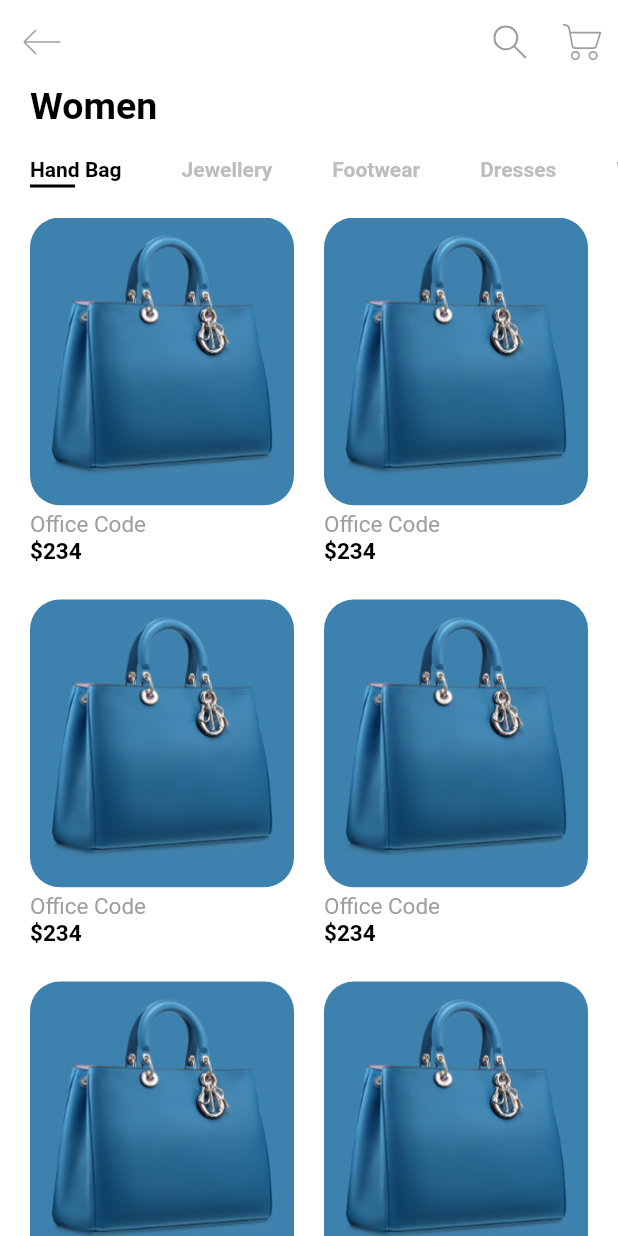
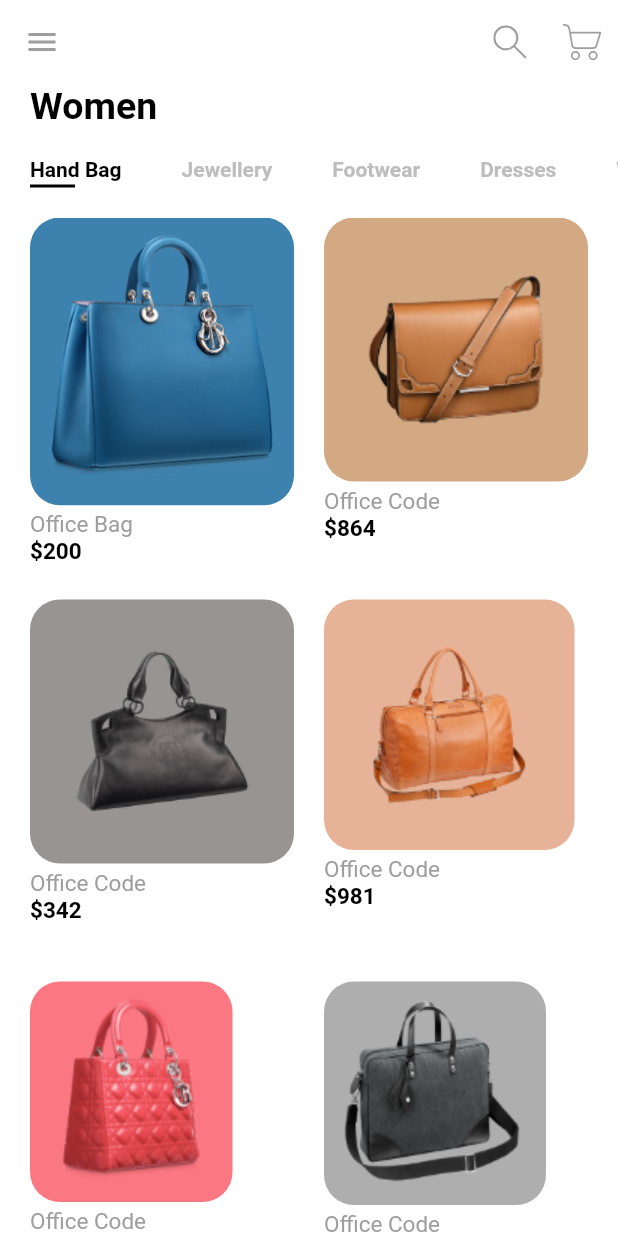
Before and after one commit to Muneef-Nk/flutter-ecommerce-app, a Flutter app: the screen it shows after launch, on a phone screen of 412 x 824 dp. Run offline on Flutter 3.47's test engine with Material 2 defaults, Android fonts, the phone set to English and light mode, and no system bars; our stand-ins replace flutter_svg.

Commit message:
completed ui

```diff
--- a/lib/models/product.dart
+++ b/lib/models/product.dart
@@ -1,75 +1,72 @@
 import 'dart:ui';
 
-class Product{
+class Product {
   final String image, title, description;
-final int price, size, id;
+  final int price, id;
+  final double size;
   final Color color;
 
-  Product({
-    required this.id,
+  Product(
+      {required this.id,
       required this.image,
       required this.title,
       required this.description,
       required this.price,
       required this.size,
-    required this.color
-});
+      required this.color});
 }
 
-
-List<Product>products=[
+List<Product> products = [
   Product(
       id: 1,
-     title: "Office Code",
-     price: 234,
-     size: 12,
-     description:dummyText,
+      title: "Office Bag",
+      price: 200,
+      size: 1.3,
+      description: dummyText,
       image: "assets/images/bag_1.png",
-     color: Color(0xFF3D82AE)
- ),
+      color: Color(0xFF3D82AE)),
   Product(
       id: 2,
       title: "Office Code",
-     price: 234,
-     size: 12,
+      price: 864,
+      size: 0.7,
       description: dummyText,
       image: "assets/images/bag_2.png",
-      color: Color(0xFFD3A984)
- ),Product(
+      color: Color(0xFFD3A984)),
+  Product(
       id: 3,
       title: "Office Code",
-     price: 234,
-     size: 12,
+      price: 342,
+      size: 0.8,
       description: dummyText,
       image: "assets/images/bag_3.png",
-      color: Color(0xFF989493)
- ),Product(
+      color: Color(0xFF989493)),
+  Product(
       id: 4,
       title: "Office Code",
-     price: 234,
-     size: 12,
+      price: 981,
+      size: 0.7,
       description: dummyText,
       image: "assets/images/bag_4.png",
-      color: Color(0xFFE6B398)
- ),Product(
+      color: Color(0xFFE6B398)),
+  Product(
       id: 5,
       title: "Office Code",
-     price: 234,
-     size: 12,
+      price: 734,
+      size: .6,
       description: dummyText,
       image: "assets/images/bag_5.png",
-      color: Color(0xFFFB7883)
- ),Product(
+      color: Color(0xFFFB7883)),
+  Product(
     id: 6,
     title: "Office Code",
-     price: 234,
-     size: 12,
+    price: 876,
+    size: .6,
     description: dummyText,
     image: "assets/images/bag_6.png",
     color: Color(0xFFAEAEAE),
   ),
 ];
 
-
 String dummyText =
     "Lorem Ipsum is simply dummy text of the printing and typesetting industry. Lorem Ipsum has been the industry's standard dummy text ever since. When an unknown printer took a galley.";
--- /dev/null
+++ b/lib/screens/home/components/body.dart
@@ -0,0 +1,57 @@
+import 'package:flutter/material.dart';
+
+import '../../../models/product.dart';
+import 'categories.dart';
+import 'items_card.dart';
+
+
+class body extends StatelessWidget {
+  const body({
+    super.key,
+  });
+
+  @override
+  Widget build(BuildContext context) {
+    return Column(
+      crossAxisAlignment: CrossAxisAlignment.start,
+      children: [
+        Padding(
+          padding: const EdgeInsets.symmetric(horizontal: 20),
+          child: Text(
+            'Women',
+            style: TextStyle(
+              fontSize: 25,
+              color: Colors.black,
+              fontWeight: FontWeight.bold,
+            ),
+          ),
+        ),
+        SizedBox(
+          height: 20,
+        ),
+        Categories(),
+        Expanded(
+            child: Padding(
+              padding: const EdgeInsets.symmetric(horizontal: 20),
+              child: GridView.builder(
+                  itemCount: products.length,
+                  gridDelegate: SliverGridDelegateWithFixedCrossAxisCount(
+                      crossAxisCount: 2,
+                      childAspectRatio: .75,
+                      mainAxisSpacing: 20,
+                      crossAxisSpacing: 20),
+                  itemBuilder: (context, index) {
+                    return Items(
+                      index: index,
+                      // product: products[index],
+                      // press: () => Navigator.of(context).push(MaterialPageRoute(
+                      //     builder: (context) => DetailsScreen(
+                      //           product: products[index],
+                      //         ))),
+                    );
+                  }),
+            ))
+      ],
+    );
+  }
+}
--- a/lib/screens/home/components/items_card.dart
+++ b/lib/screens/home/components/items_card.dart
@@ -1,10 +1,13 @@
 import 'package:flutter/material.dart';
 
 import '../../../models/product.dart';
+import '../../details/details_screen.dart';
 class Items extends StatelessWidget {
-
+final index;
+// final Function press;
   const Items({
-    super.key,
+    this.index,
+    // required this.press,
   });
 
   @override
@@ -12,20 +15,27 @@ class Items extends StatelessWidget {
     return Column(
       crossAxisAlignment: CrossAxisAlignment.start,
       children: [
-        Container(
-          padding: EdgeInsets.all(10),
-          // width: 160,
-          // height: 180,
-          decoration: BoxDecoration(
-              color: products[0].color,
-              borderRadius: BorderRadius.circular(20)
+        GestureDetector(
+          // onTap: press,
+          onTap: ()=>Navigator.of(context).push(MaterialPageRoute(
+        builder: (context) => DetailsScreen(
+          index: index,
+        ))),
+          child: Container(
+            padding: EdgeInsets.all(10),
+            // width: 160,
+            // height: 180,
+            decoration: BoxDecoration(
+                color: products[index].color,
+                borderRadius: BorderRadius.circular(20)
 
+            ),
+            child: Image.asset(products[index].image),
           ),
-          child: Image.asset(products[0].image),
         ),
         SizedBox(height: 4,),
-        Text(products[2].title, style: TextStyle(fontSize: 15, color: Colors.grey),),
-        Text('\$${products[0].price}', style: TextStyle(fontSize: 15, color: Colors.black, fontWeight: FontWeight.bold),),
+        Text(products[index].title, style: TextStyle(fontSize: 15, color: Colors.grey),),
+        Text('\$${products[index].price}', style: TextStyle(fontSize: 15, color: Colors.black, fontWeight: FontWeight.bold),),
       ],
     );
   }
--- a/lib/screens/home/home_screen.dart
+++ b/lib/screens/home/home_screen.dart
@@ -1,9 +1,7 @@
-import 'package:e_commerce_app/models/product.dart';
-import 'package:e_commerce_app/screens/home/components/categories.dart';
 import 'package:flutter/material.dart';
 import 'package:flutter_svg/flutter_svg.dart';
 
-import 'components/items_card.dart';
+import 'components/body.dart';
 
 class HomeScreen extends StatelessWidget {
   const HomeScreen({super.key});
@@ -12,15 +10,24 @@ class HomeScreen extends StatelessWidget {
   Widget build(BuildContext context) {
     return Scaffold(
       backgroundColor: Colors.white,
-      appBar: AppBar(
+      appBar: appbar(),
+      body: body(),
+    );
+  }
+
+  void openDrawer(){
+    ScaffoldState();
+  }
+
+  AppBar appbar() {
+    return AppBar(
       backgroundColor: Colors.white,
       elevation: 0,
       leading: IconButton(
-          onPressed: () {},
-          icon: SvgPicture.asset(
-            'assets/icons/back.svg',
-            color: Colors.grey,
-          ),
+        onPressed: () {
+          openDrawer();
+        },
+        icon: Icon(Icons.menu, color: Colors.grey,),
       ),
       actions: [
         IconButton(
@@ -38,41 +45,6 @@ class HomeScreen extends StatelessWidget {
           ),
         ),
       ],
-      ),
-      body: Column(
-        crossAxisAlignment: CrossAxisAlignment.start,
-        children: [
-          Padding(
-            padding: const EdgeInsets.symmetric(horizontal: 20),
-            child: Text(
-              'Women',
-              style: TextStyle(
-                fontSize: 25,
-                color: Colors.black,
-                fontWeight: FontWeight.bold,
-              ),
-            ),
-          ),
-          SizedBox(
-            height: 20,
-          ),
-          Categories(),
-          Expanded(
-              child: Padding(
-            padding: const EdgeInsets.symmetric(horizontal: 20),
-            child: GridView.builder(
-                itemCount: products.length,
-                gridDelegate: SliverGridDelegateWithFixedCrossAxisCount(
-                    crossAxisCount: 2,
-                    childAspectRatio: .75,
-                    mainAxisSpacing: 20,
-                    crossAxisSpacing: 20),
-                itemBuilder: (context, index) {
-                  return Items();
-                }),
-          ))
-        ],
-      ),
     );
   }
 }
```
Also changed, not shown: lib/screens/details/components/body.dart (added, +211 -0 lines), lib/screens/details/components/circle_container.dart (added, +37 -0 lines), lib/screens/details/components/color_and_size.dart (added, +44 -0 lines), lib/screens/details/details_screen.dart (added, +52 -0 lines). Lines whose indentation alone changed are shown as unchanged.
